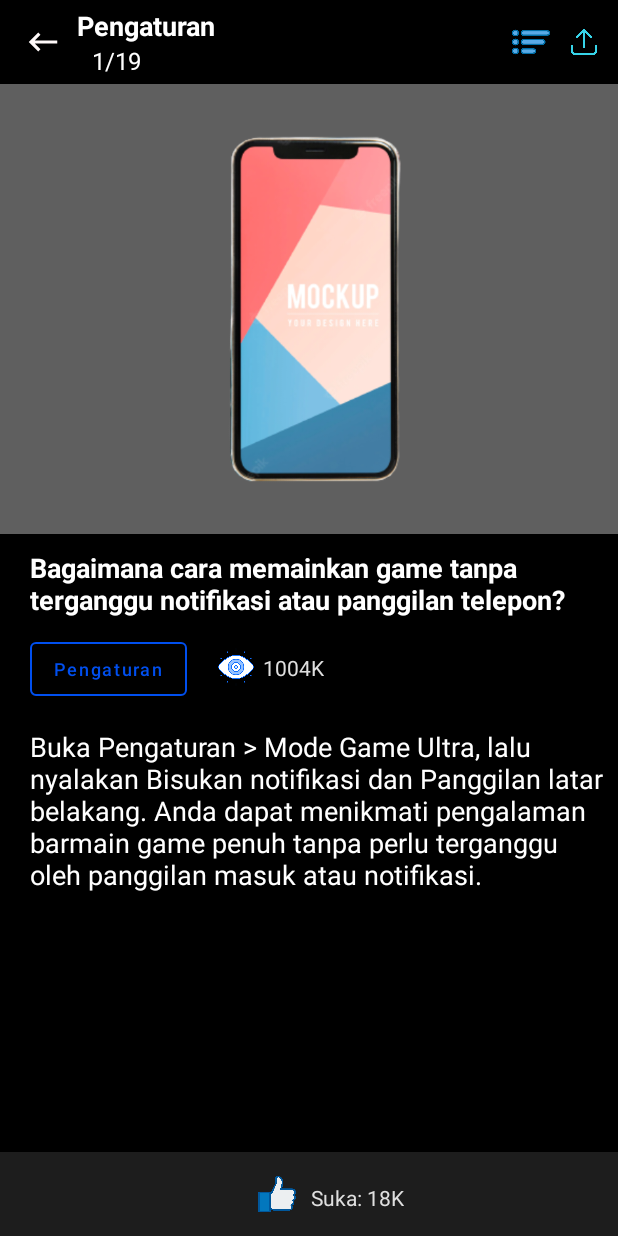
After one commit to ridiculousigit/KelompokTiga, an Android app: the layout layout_faizal_dua.xml on its own in the app's theme, with its tools: preview values and no code run, on a phone screen of 412 x 824 dp. The commit adds this screen. Run offline under Robolectric (Android 15) with nearby library versions, the phone set to English and light mode, and no system bars.

Commit message:
layout_faizal_dua_done

```diff
--- /dev/null
+++ b/app/src/main/res/drawable/ic_back.xml
@@ -0,0 +1,5 @@
+<vector android:height="25dp" android:tint="#FFF9F9"
+    android:viewportHeight="24" android:viewportWidth="24"
+    android:width="25dp" xmlns:android="http://schemas.android.com/apk/res/android">
+    <path android:fillColor="@android:color/white" android:pathData="M21,11H6.83l3.58,-3.59L9,6l-6,6 6,6 1.41,-1.41L6.83,13H21z"/>
+</vector>
--- /dev/null
+++ b/app/src/main/res/layout/layout_faizal_dua.xml
@@ -0,0 +1,192 @@
+<?xml version="1.0" encoding="utf-8"?>
+<androidx.constraintlayout.widget.ConstraintLayout
+    xmlns:android="http://schemas.android.com/apk/res/android"
+    android:layout_width="match_parent"
+    android:layout_height="match_parent"
+    android:background="@color/black"
+    xmlns:app="http://schemas.android.com/apk/res-auto">
+
+    <androidx.appcompat.widget.Toolbar
+        android:id="@+id/toolbar"
+        android:layout_width="match_parent"
+        android:layout_height="wrap_content"
+        app:layout_constraintStart_toStartOf="parent"
+        app:layout_constraintEnd_toEndOf="parent"
+        app:layout_constraintTop_toTopOf="parent">
+        <androidx.constraintlayout.widget.ConstraintLayout
+            android:layout_width="match_parent"
+            android:layout_height="match_parent">
+
+            <ImageView
+                android:id="@+id/iconBack"
+                android:layout_width="wrap_content"
+                android:layout_height="wrap_content"
+                app:layout_constraintStart_toStartOf="parent"
+                app:layout_constraintTop_toTopOf="parent"
+                app:layout_constraintBottom_toBottomOf="parent"
+                android:src="@drawable/ic_back"/>
+
+            <TextView
+                android:id="@+id/tvSetting"
+                android:layout_width="wrap_content"
+                android:layout_height="wrap_content"
+                android:text="@string/pengaturan"
+                android:textColor="@color/white"
+                android:layout_marginStart="10dp"
+                android:textSize="18sp"
+                android:textStyle="bold"
+                app:layout_constraintTop_toTopOf="parent"
+                app:layout_constraintStart_toEndOf="@id/iconBack"/>
+            <TextView
+                android:layout_width="wrap_content"
+                android:layout_height="wrap_content"
+                android:text="1/19"
+                android:textSize="16sp"
+                android:textColor="@color/white"
+                android:layout_marginStart="20dp"
+                app:layout_constraintStart_toEndOf="@id/iconBack"
+                app:layout_constraintTop_toBottomOf="@id/tvSetting"/>
+
+            <ImageView
+                android:id="@+id/iconMenu"
+                android:layout_width="25dp"
+                android:layout_height="25dp"
+                android:src="@drawable/menu"
+                android:layout_marginEnd="10dp"
+                app:layout_constraintBottom_toBottomOf="parent"
+                app:layout_constraintEnd_toStartOf="@+id/iconUpload"
+                app:layout_constraintTop_toTopOf="parent" />
+            <ImageView
+                android:id="@+id/iconUpload"
+                android:layout_width="25dp"
+                android:layout_height="25dp"
+                android:layout_marginEnd="10dp"
+                app:layout_constraintEnd_toEndOf="parent"
+                app:layout_constraintTop_toTopOf="parent"
+                app:layout_constraintBottom_toBottomOf="parent"
+                android:src="@drawable/upload"/>
+
+        </androidx.constraintlayout.widget.ConstraintLayout>
+    </androidx.appcompat.widget.Toolbar>
+
+    <LinearLayout
+        android:id="@+id/linearImage"
+        android:layout_width="match_parent"
+        android:layout_height="wrap_content"
+        app:layout_constraintStart_toStartOf="parent"
+        app:layout_constraintEnd_toEndOf="parent"
+        android:background="@color/second_gray"
+        app:layout_constraintTop_toBottomOf="@id/toolbar">
+
+        <ImageView
+            android:layout_width="wrap_content"
+            android:layout_height="300dp"
+            android:src="@drawable/handphone"/>
+
+    </LinearLayout>
+
+    <LinearLayout
+        android:layout_width="match_parent"
+        android:layout_height="wrap_content"
+        app:layout_constraintStart_toStartOf="parent"
+        app:layout_constraintTop_toBottomOf="@id/linearImage"
+        android:layout_margin="10dp"
+        android:orientation="vertical">
+        <TextView
+            android:id="@+id/tvTitle"
+            android:layout_width="wrap_content"
+            android:layout_height="wrap_content"
+            android:text="@string/title"
+            android:textColor="@color/white"
+            android:layout_marginStart="10dp"
+            android:textSize="18sp"
+            android:textStyle="bold"
+            />
+        <LinearLayout
+            android:layout_width="match_parent"
+            android:layout_height="wrap_content"
+            android:layout_margin="10dp"
+            android:orientation="horizontal">
+
+            <com.google.android.material.button.MaterialButton
+                android:layout_width="wrap_content"
+                android:layout_height="wrap_content"
+                android:text="@string/pengaturan"
+                android:textAllCaps="false"
+                app:strokeColor="@color/blue"
+                android:textColor="@color/blue"
+                android:textSize="12sp"
+                app:strokeWidth="1dp"
+                style="@style/Widget.MaterialComponents.Button.OutlinedButton"/>
+
+            <ImageView
+                android:id="@+id/iconEyes"
+                android:layout_width="25dp"
+                android:layout_height="25dp"
+                android:src="@drawable/vision"
+                android:layout_marginStart="20dp"
+                android:layout_marginTop="10dp" />
+
+            <TextView
+                android:layout_width="wrap_content"
+                android:layout_height="wrap_content"
+                android:text="1004K"
+                android:textColor="@color/gray"
+                android:layout_marginStart="5dp"
+                app:layout_constraintStart_toEndOf="@id/iconBack"
+                app:layout_constraintTop_toBottomOf="@id/tvSetting"/>
+
+        </LinearLayout>
+        <TextView
+            android:id="@+id/tvSubTitle"
+            android:layout_width="wrap_content"
+            android:layout_height="wrap_content"
+            android:text="@string/subTitle"
+            android:textColor="@color/white"
+            android:layout_marginTop="5dp"
+            android:layout_marginStart="10dp"
+            android:textSize="18sp"
+            />
+    </LinearLayout>
+
+    <androidx.appcompat.widget.Toolbar
+        android:id="@+id/second_toolbar"
+        android:layout_width="match_parent"
+        android:layout_height="wrap_content"
+        app:layout_constraintStart_toStartOf="parent"
+        app:layout_constraintEnd_toEndOf="parent"
+        app:layout_constraintBottom_toBottomOf="parent"
+        android:background="@color/semi_black">
+
+        <androidx.constraintlayout.widget.ConstraintLayout
+            android:layout_width="match_parent"
+            android:layout_height="wrap_content">
+
+            <ImageView
+                android:id="@+id/iconLike"
+                android:layout_width="25dp"
+                android:layout_height="25dp"
+                android:src="@drawable/thumb_up"
+                app:layout_constraintBottom_toBottomOf="parent"
+                app:layout_constraintEnd_toEndOf="parent"
+                app:layout_constraintHorizontal_bias="0.421"
+                app:layout_constraintStart_toStartOf="parent"
+                app:layout_constraintTop_toTopOf="parent"
+                app:layout_constraintVertical_bias="0.0" />
+
+            <TextView
+                android:layout_width="wrap_content"
+                android:layout_height="wrap_content"
+                android:text="Suka: 18K"
+                android:textColor="@color/gray"
+                android:layout_marginStart="10dp"
+                android:layout_marginTop="5dp"
+                app:layout_constraintTop_toTopOf="parent"
+                app:layout_constraintStart_toEndOf="@id/iconLike"/>
+
+        </androidx.constraintlayout.widget.ConstraintLayout>
+
+    </androidx.appcompat.widget.Toolbar>
+
+
+</androidx.constraintlayout.widget.ConstraintLayout>
--- a/app/src/main/res/values/colors.xml
+++ b/app/src/main/res/values/colors.xml
@@ -6,6 +6,9 @@
     <color name="teal_200">#FF03DAC5</color>
     <color name="teal_700">#FF018786</color>
     <color name="black">#FF000000</color>
+    <color name="gray">#DFDFDF</color>
+    <color name="semi_black">#1D1D1D</color>
     <color name="white">#FFFFFFFF</color>
-    <color name="gray">#DFDFDF</color>
+    <color name="second_gray">#5F5F5F</color>
+    <color name="blue">#004FEF</color>
 </resources>
--- a/app/src/main/res/values/strings.xml
+++ b/app/src/main/res/values/strings.xml
@@ -9,4 +9,7 @@
     <string name="judul">Judul</string>
     <string name="favorit">Favorit</string>
     <string name="hiburan">Hiburan</string>
+    <string name="pengaturan">Pengaturan</string>
+    <string name="title">Bagaimana cara memainkan game tanpa terganggu notifikasi atau panggilan telepon?</string>
+    <string name="subTitle">Buka Pengaturan > Mode Game Ultra, lalu nyalakan Bisukan notifikasi dan Panggilan latar belakang. Anda dapat menikmati pengalaman barmain game penuh tanpa perlu terganggu oleh panggilan masuk atau notifikasi.</string>
 </resources>
```
Also changed, not shown: app/src/main/res/drawable/handphone.png (added), app/src/main/res/drawable/menu.png (added), app/src/main/res/drawable/thumb_up.png (added), app/src/main/res/drawable/upload.png (added), app/src/main/res/drawable/vision.png (added).
